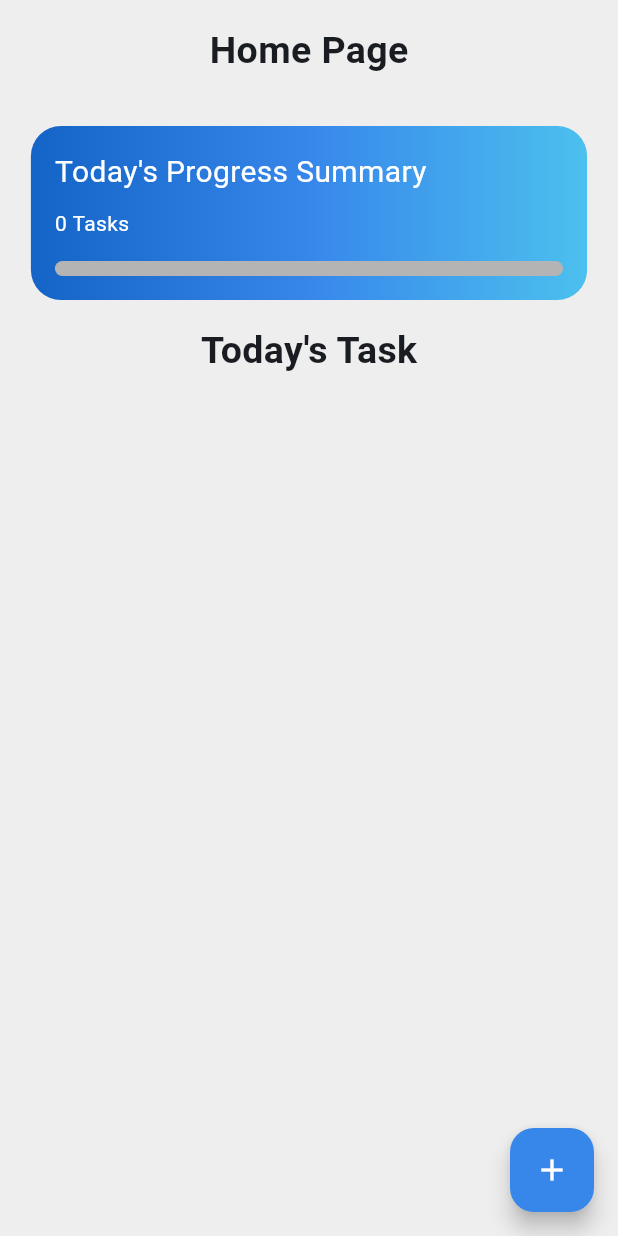
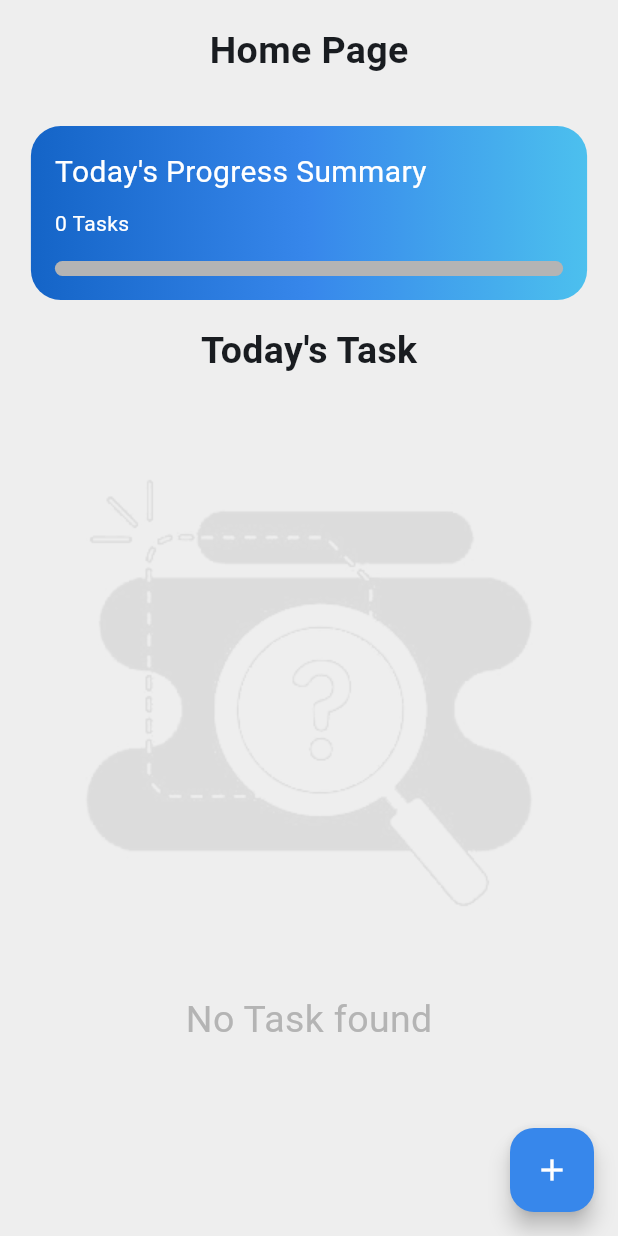
Before and after one commit to CSI-Trainee-2024/Task_4_Sparsh_2311143, a Flutter app: the HomePage screen opened directly, on a phone screen of 412 x 824 dp. Run offline on Flutter 3.47's test engine with Material 3 defaults, Android fonts, the light colour scheme and no system bars.

Commit message:
Placeholder image added in homepage for no task

```diff
--- a/lib/pages/home_page.dart
+++ b/lib/pages/home_page.dart
@@ -93,7 +93,14 @@ class _HomePageState extends State<HomePage> {
                 ),
                 SizedBox(height: 10),
                 Expanded(
-                  child: ListView.builder(
+                  child: todos.length == 0 ? Column(
+                    children: [
+                      Image.asset("assets/placeholder.png" ,color: greyColor.withOpacity(0.3)),
+                      Text("No Task found",
+                      style: TextStyle(fontSize: 25, color: greyColor),
+                      )
+                    ],
+                  ) : ListView.builder(
                       itemCount: todos.length,
                       itemBuilder: (context, index) {
                         return Padding(
```
Also changed, not shown: assets/placeholder.png (added).
